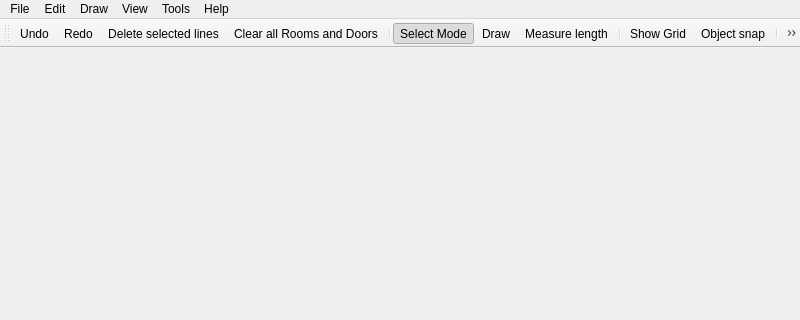
First picture: the form in forms/mainwindow.ui, repository JuPedSim/jpseditor, before the edit; both pictures show x 0 to 800 and y 0 to 320 of the 800 by 600 pixel window.
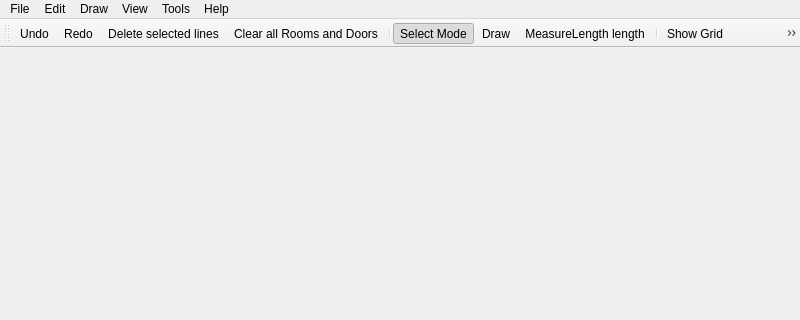
Second picture: the form after the edit. Icons and pictures are not drawn.

Patch:
```diff
--- a/forms/mainwindow.ui
+++ b/forms/mainwindow.ui
@@ -802,7 +802,7 @@
      <normaloff>:/inAppIcons/Icons/ruler.png</normaloff>:/inAppIcons/Icons/ruler.png</iconset>
    </property>
    <property name="text">
-    <string>Measure length</string>
+    <string>MeasureLength length</string>
    </property>
   </action>
   <action name="actionDraw">
```
